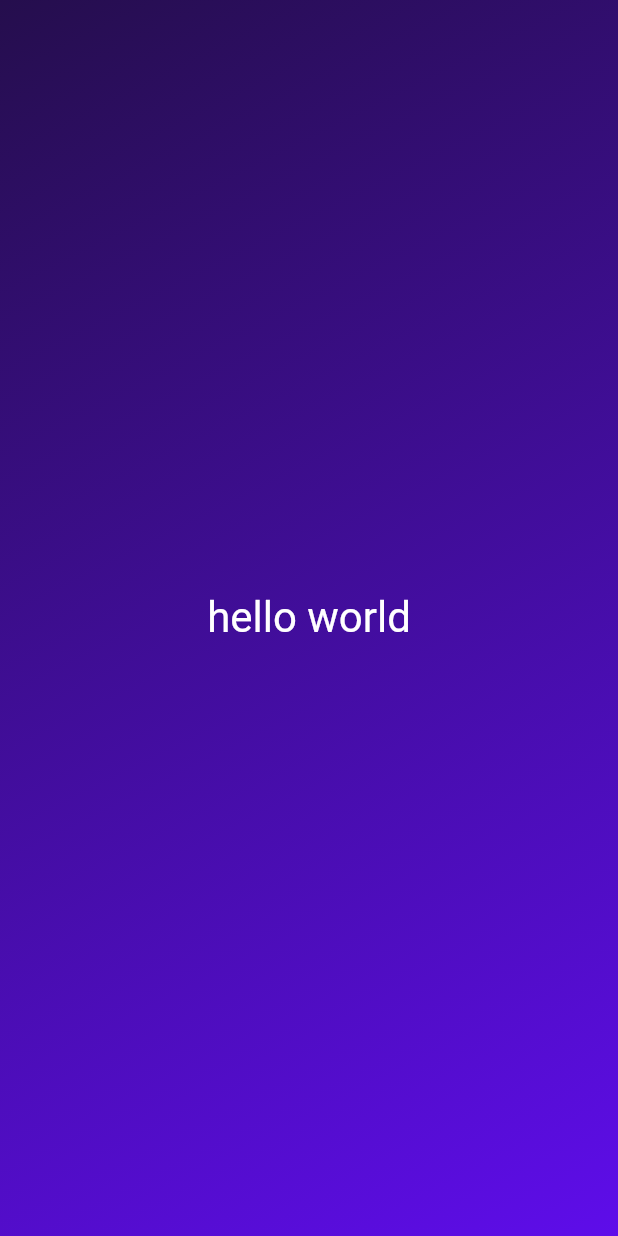
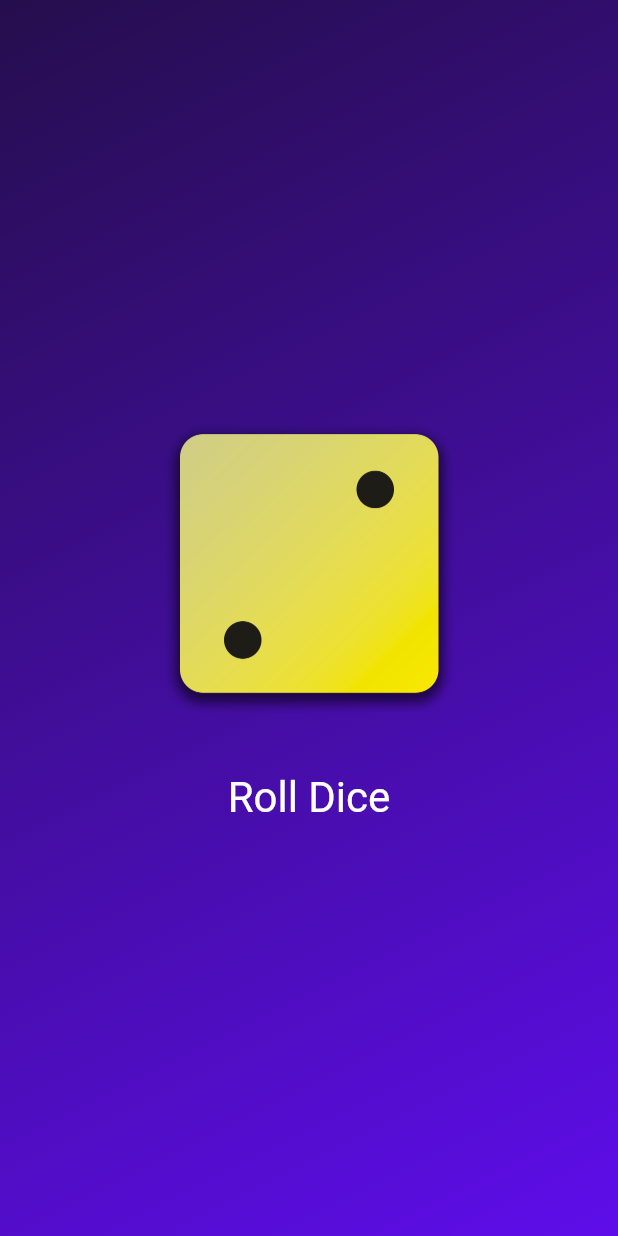
Before and after one commit to OwaisMuzaffer/first_flutter_app, a Flutter app: the screen it shows after launch, on a phone screen of 412 x 824 dp. Run offline on Flutter 3.47's test engine with Material 2 defaults, Android fonts, the phone set to English and light mode, and no system bars.

Commit message:
Dice image update and implemented

```diff
--- /dev/null
+++ b/first_app/lib/Dice_roller.dart
@@ -0,0 +1,48 @@
+import 'dart:math';
+import 'package:flutter/material.dart';
+
+final randomizer = Random();
+
+class DiceRoller extends StatefulWidget {
+  const DiceRoller({super.key});
+  @override
+  State<DiceRoller> createState() {
+    return _DiceRollerState();
+  }
+}
+
+class _DiceRollerState extends State<DiceRoller> {
+  var currentDiceRoll = 2;
+
+  void rollDice() {
+    setState(() {
+      currentDiceRoll = randomizer.nextInt(6) + 1;
+    });
+  }
+
+  @override
+  Widget build(context) {
+    return Column(
+      mainAxisSize: MainAxisSize.min,
+      children: [
+        Image.asset(
+          'assets/images/dice-$currentDiceRoll.png',
+          width: 200,
+        ),
+        const SizedBox(
+          height: 20,
+        ),
+        TextButton(
+          onPressed: rollDice,
+          style: TextButton.styleFrom(
+              padding: const EdgeInsets.only(
+                top: 20,
+              ),
+              foregroundColor: Colors.white,
+              textStyle: const TextStyle(fontSize: 28)),
+          child: const Text('Roll Dice'),
+        )
+      ],
+    );
+  }
+}
--- a/first_app/lib/gradient_container.dart
+++ b/first_app/lib/gradient_container.dart
@@ -1,12 +1,15 @@
+import 'package:first_app/Dice_roller.dart';
 import 'package:flutter/material.dart';
-
-import 'package:first_app/style_text.dart';
 
 const startAlignment = Alignment.topLeft;
 const endAlignment = Alignment.bottomRight;
 
 class GradientContainer extends StatelessWidget {
-  const GradientContainer(this.color1, this.color2, {super.key, required});
+  const GradientContainer(this.color1, this.color2, {super.key});
+
+  const GradientContainer.purple({super.key})
+      : color1 = Colors.deepPurple,
+        color2 = Colors.indigo;
 
   final Color color1;
   final Color color2;
@@ -21,7 +24,9 @@ class GradientContainer extends StatelessWidget {
           end: endAlignment,
         ),
       ),
-      child: const Center(child: StyledText('hello world')),
+      child: Center(
+        child: DiceRoller(),
+      ),
     );
   }
 }
```
Also changed, not shown: first_app/pubspec.yaml (+7 -7 lines), first_app/assets/images/dice-1.png, first_app/assets/images/dice-2.png, first_app/assets/images/dice-3.png, first_app/assets/images/dice-4.png, first_app/assets/images/dice-5.png, first_app/assets/images/dice-6.png.
